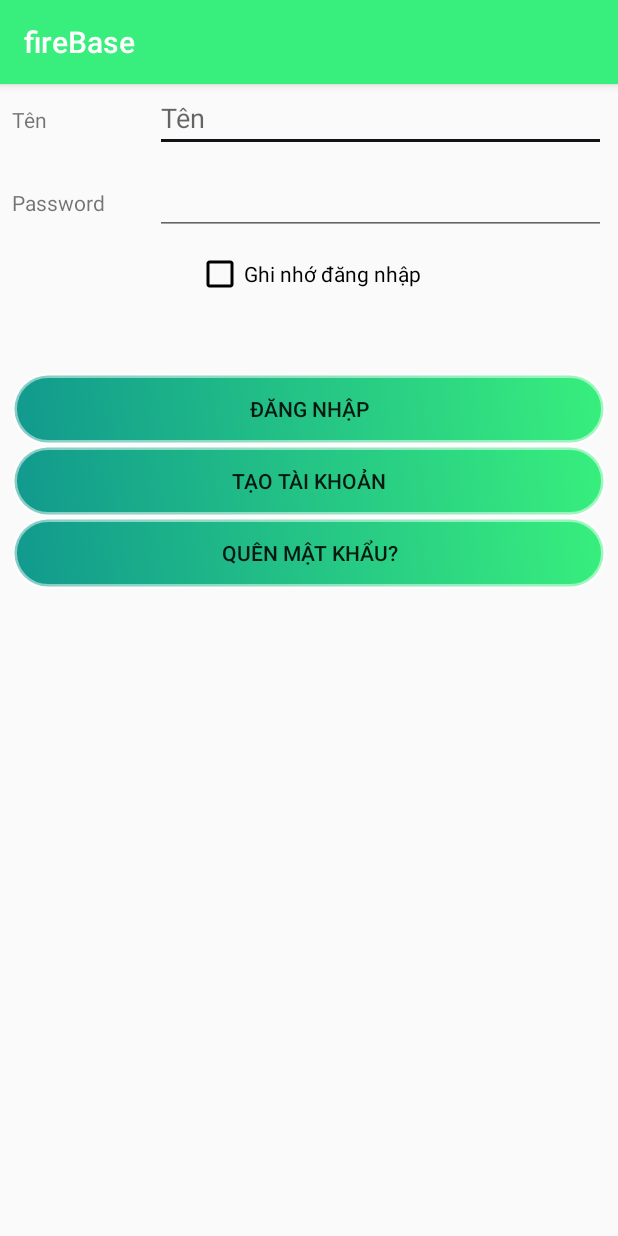
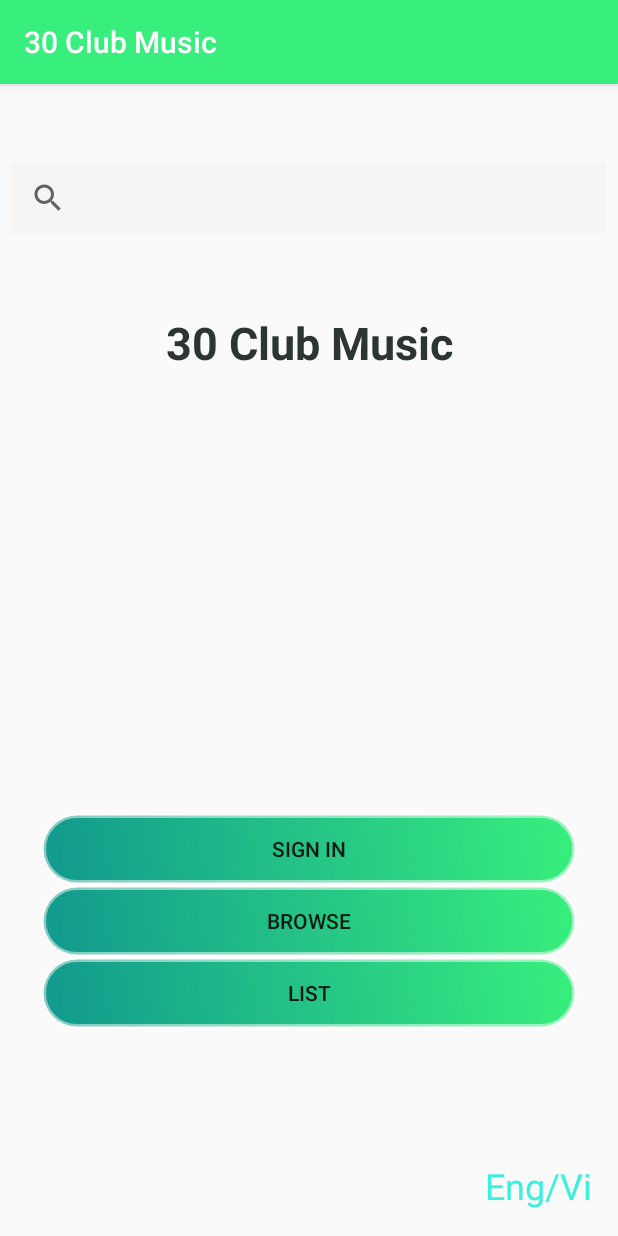
Before and after one commit to nguyenngochoang/BKU-MusicApp, an Android app: the screen it shows after launch (MainActivity before the commit, FirstScreen after it), on a phone screen of 412 x 824 dp. Run offline under Robolectric (Android 15) with nearby library versions, the phone set to English and light mode, and no system bars.

Commit message:
added First Screen

```diff
--- a/app/src/main/AndroidManifest.xml
+++ b/app/src/main/AndroidManifest.xml
@@ -16,7 +16,14 @@
         android:roundIcon="@mipmap/ic_launcher_round"
         android:supportsRtl="true"
         android:theme="@style/AppTheme">
-        <activity android:name=".AdminActivity"></activity>
+        <activity android:name=".FirstScreen">
+            <intent-filter>
+                <action android:name="android.intent.action.MAIN" />
+
+                <category android:name="android.intent.category.LAUNCHER" />
+            </intent-filter>
+        </activity>
+        <activity android:name=".AdminActivity" />
         <activity android:name=".MainMenu" />
         <activity android:name=".ChangeInfoActivity" />
         <activity
@@ -30,11 +37,7 @@
             android:name=".SignUpActivity"
             android:label="@string/title_activity_sign_up" />
         <activity android:name=".MainActivity">
-            <intent-filter>
-                <action android:name="android.intent.action.MAIN" />
 
-                <category android:name="android.intent.category.LAUNCHER" />
-            </intent-filter>
         </activity>
     </application>
 
--- /dev/null
+++ b/app/src/main/java/com/example/firebase/FirstScreen.java
@@ -0,0 +1,46 @@
+package com.example.firebase;
+
+import android.content.Context;
+import android.content.Intent;
+import android.content.SharedPreferences;
+import android.support.v7.app.AppCompatActivity;
+import android.os.Bundle;
+import android.view.View;
+import android.view.Window;
+import android.view.WindowManager;
+
+import static com.example.firebase.MainActivity.PREF_NAME;
+
+public class FirstScreen extends AppCompatActivity {
+
+
+
+
+    @Override
+    protected void onCreate(Bundle savedInstanceState) {
+        super.onCreate(savedInstanceState);
+        //Remove title bar
+        this.requestWindowFeature(Window.FEATURE_NO_TITLE);
+
+        //Remove notification bar
+
+        setContentView(R.layout.activity_first_screen);
+
+
+
+    }
+
+
+    public void goToLogin(View view){
+        Intent intent = new Intent(this,MainActivity.class);
+        startActivity(intent);
+    }
+
+    @Override
+    public void onBackPressed(){
+        super.onBackPressed();
+        finish();
+
+    }
+
+}
--- a/app/src/main/java/com/example/firebase/MainActivity.java
+++ b/app/src/main/java/com/example/firebase/MainActivity.java
@@ -104,6 +104,8 @@ public class MainActivity extends AppCompatActivity {
     @Override
     public void onBackPressed(){
         super.onBackPressed();
+        Intent intent = new Intent(this,FirstScreen.class);
+        startActivity(intent);
         finish();
 
     }
--- a/app/src/main/java/com/example/firebase/MainMenu.java
+++ b/app/src/main/java/com/example/firebase/MainMenu.java
@@ -1,6 +1,8 @@
 package com.example.firebase;
 
+import android.content.Context;
 import android.content.Intent;
+import android.content.SharedPreferences;
 import android.graphics.Color;
 import android.net.Uri;
 import android.os.Handler;
@@ -29,19 +31,27 @@ import com.pankaj.mail_in_background.LongOperation;
 
 import java.util.ArrayList;
 
+import static com.example.firebase.MainActivity.KEY_PASS;
+import static com.example.firebase.MainActivity.KEY_REMEMBER;
+import static com.example.firebase.MainActivity.KEY_USERNAME;
+import static com.example.firebase.MainActivity.PREF_NAME;
+
 public class MainMenu extends AppCompatActivity {
 
     User user;
     long rowCount = 0;
     public DatabaseReference mDatabase;
     ArrayList<User> row;
+    SharedPreferences.Editor editor;
+    SharedPreferences sharedPreferences;
 
     @Override
     protected void onCreate(Bundle savedInstanceState) {
         super.onCreate(savedInstanceState);
         setContentView(R.layout.activity_main_menu);
         mDatabase = FirebaseDatabase.getInstance().getReference();
-
+        sharedPreferences = getSharedPreferences(PREF_NAME, Context.MODE_PRIVATE);
+        editor = sharedPreferences.edit();
 
         //---------------- getting userInfo --------------
         Intent intent = getIntent();
@@ -174,4 +184,14 @@ public class MainMenu extends AppCompatActivity {
             }
         });
     }
+
+    @Override
+    public void onBackPressed(){
+        super.onBackPressed();
+        editor.putBoolean(KEY_REMEMBER, false);
+        editor.remove(KEY_PASS);//editor.putString(KEY_PASS,"");
+        editor.remove(KEY_USERNAME);//editor.putString(KEY_USERNAME, "");
+        editor.apply();
+        finish();
+    }
 }
--- /dev/null
+++ b/app/src/main/res/layout/activity_first_screen.xml
@@ -0,0 +1,92 @@
+<?xml version="1.0" encoding="utf-8"?>
+<android.support.constraint.ConstraintLayout xmlns:android="http://schemas.android.com/apk/res/android"
+    xmlns:app="http://schemas.android.com/apk/res-auto"
+    xmlns:tools="http://schemas.android.com/tools"
+    android:layout_width="match_parent"
+    android:layout_height="match_parent"
+    tools:context=".FirstScreen">
+
+    <SearchView
+        android:id="@+id/searchView"
+        android:layout_width="0dp"
+        android:layout_height="wrap_content"
+        android:layout_marginStart="8dp"
+        android:layout_marginLeft="8dp"
+        android:layout_marginTop="52dp"
+        android:layout_marginEnd="8dp"
+        android:layout_marginRight="8dp"
+        android:background="#77F3ECEC"
+        android:baselineAligned="true"
+
+        android:queryHint="@string/search"
+        app:layout_constraintEnd_toEndOf="parent"
+        app:layout_constraintHorizontal_bias="0.0"
+        app:layout_constraintStart_toStartOf="parent"
+        app:layout_constraintTop_toTopOf="parent" />
+
+    <TextView
+        android:id="@+id/textView3"
+        android:layout_width="wrap_content"
+        android:layout_height="wrap_content"
+        android:layout_marginTop="52dp"
+        android:text="@string/title"
+        android:textColor="#2C3532"
+        android:textSize="30sp"
+        android:textStyle="bold"
+        app:layout_constraintEnd_toEndOf="parent"
+        app:layout_constraintStart_toStartOf="parent"
+        app:layout_constraintTop_toBottomOf="@+id/searchView" />
+
+    <LinearLayout
+        android:id="@+id/linearLayout3"
+        android:layout_width="0dp"
+        android:layout_height="wrap_content"
+        android:layout_marginStart="27dp"
+        android:layout_marginLeft="27dp"
+        android:layout_marginEnd="27dp"
+        android:layout_marginRight="27dp"
+        android:layout_marginBottom="138dp"
+        android:orientation="vertical"
+        app:layout_constraintBottom_toBottomOf="parent"
+        app:layout_constraintEnd_toEndOf="parent"
+        app:layout_constraintStart_toStartOf="parent">
+
+        <Button
+            android:id="@+id/signin"
+            style="@style/Widget.AppCompat.Button"
+            android:layout_width="match_parent"
+            android:layout_height="wrap_content"
+            android:background="@drawable/button"
+            android:onClick="goToLogin"
+            android:text="@string/signin" />
+
+        <Button
+            android:id="@+id/browse"
+            android:layout_width="match_parent"
+            android:layout_height="wrap_content"
+            android:background="@drawable/button"
+            android:text="@string/browse" />
+
+        <Button
+            android:id="@+id/list"
+            android:layout_width="match_parent"
+            android:layout_height="wrap_content"
+            android:background="@drawable/button"
+            android:text="@string/list" />
+
+    </LinearLayout>
+
+    <TextView
+        android:id="@+id/engvi"
+        android:layout_width="wrap_content"
+        android:layout_height="wrap_content"
+        android:layout_marginEnd="17dp"
+        android:layout_marginRight="17dp"
+        android:layout_marginBottom="17dp"
+        android:text="@string/engvi"
+        android:textColor="#3BF0DF"
+        android:textSize="24sp"
+        app:layout_constraintBottom_toBottomOf="parent"
+        app:layout_constraintEnd_toEndOf="parent" />
+
+</android.support.constraint.ConstraintLayout>
--- a/app/src/main/res/values/strings.xml
+++ b/app/src/main/res/values/strings.xml
@@ -1,7 +1,19 @@
 <resources>
 
+
+    <!--String related to First Screen-->
+
+    <string name="search">Tìm kiếm</string>
+    <string name="title">30 Club Music</string>
+    <string name="signin">Sign in</string>
+    <string name="browse">Browse</string>
+    <string name="list">List</string>
+    <string name="engvi">Eng/Vi</string>
+
+    <!--end of First Screen-->
+
     <!--String related to main screen -->
-    <string name="app_name">fireBase</string>
+    <string name="app_name">30 Club Music</string>
     <string name="name">Tên</string>
     <string name="pass">Password</string>
     <string name="login">Đăng nhập</string>
--- a/build.gradle
+++ b/build.gradle
@@ -7,7 +7,7 @@ buildscript {
 
     }
     dependencies {
-        classpath 'com.android.tools.build:gradle:3.3.2'
+        classpath 'com.android.tools.build:gradle:3.4.0'
         classpath 'com.google.gms:google-services:4.0.2'
 
 
```
Also changed, not shown: gradle/wrapper/gradle-wrapper.properties, 1037 other files.
